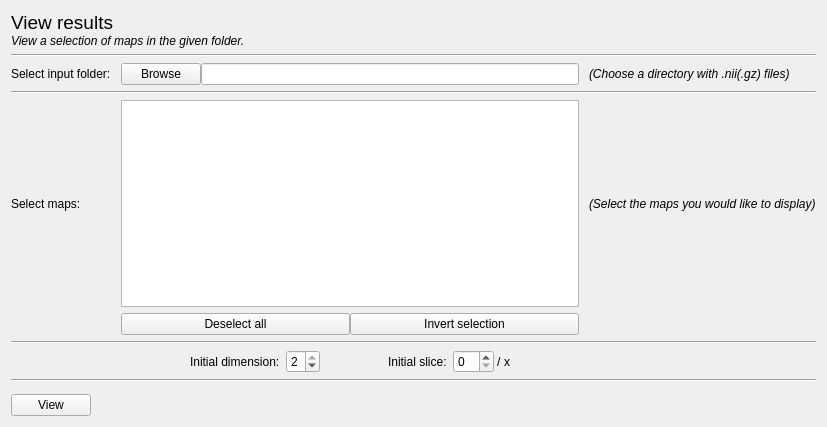
robbert-harms/MDT, file mdt/data/qt_designs/view_results_tab.ui: the form before one commit.
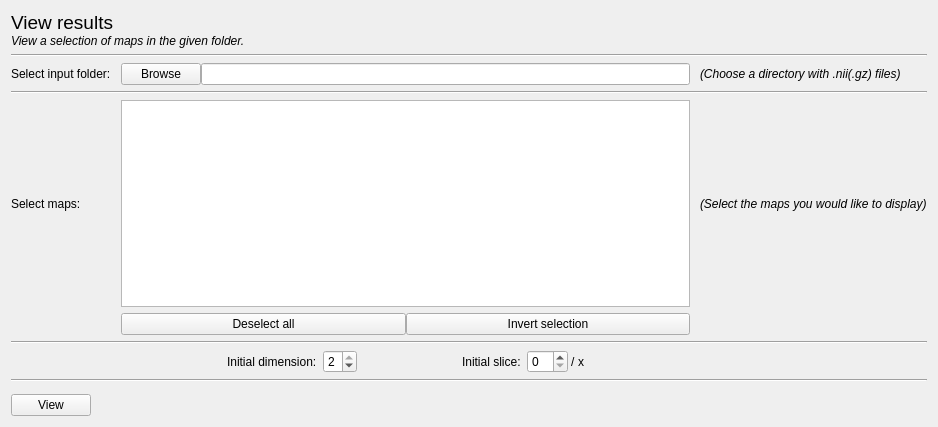
The form after the commit.

What changed in the file:
```diff
--- a/mdt/data/qt_designs/view_results_tab.ui
+++ b/mdt/data/qt_designs/view_results_tab.ui
@@ -6,7 +6,7 @@
    <rect>
     <x>0</x>
     <y>0</y>
-    <width>827</width>
+    <width>938</width>
     <height>427</height>
    </rect>
   </property>
```
